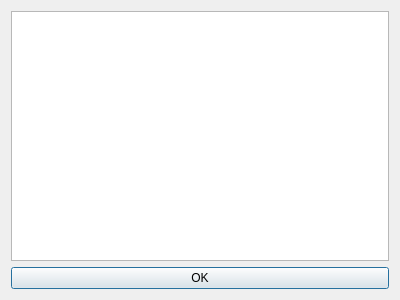
This is qfaktury/ui/InvoiceNumberFormatExamplesDialog.ui in tkQCompany/qcompany as Qt 5 draws it before an edit. The edited form follows.
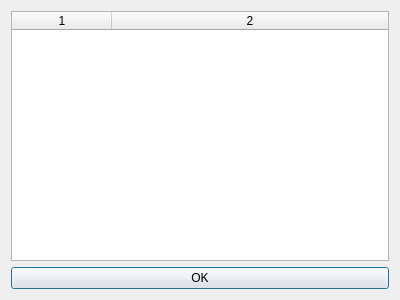
This is the edited form.

Commit message: - Added 'Database' field to InvoiceNumberFormatEditDialog, InvoiceNumberFormatExamplesDialog and SettingsDialog + related changes in other files - Changed names of 'names()' function to 'name()' in *TypeData.h files. The change is for better description the functions + related changes in other files - Fixed error in InvoiceDialog::tableActivated_() function

Diff of the .ui file:
```diff
--- a/qfaktury/ui/InvoiceNumberFormatExamplesDialog.ui
+++ b/qfaktury/ui/InvoiceNumberFormatExamplesDialog.ui
@@ -15,7 +15,16 @@
   </property>
   <layout class="QVBoxLayout" name="verticalLayout">
    <item>
-    <widget class="QTableWidget" name="tableWidgetMain"/>
+    <widget class="QTableWidget" name="tableWidgetMain">
+     <property name="columnCount">
+      <number>2</number>
+     </property>
+     <attribute name="horizontalHeaderStretchLastSection">
+      <bool>true</bool>
+     </attribute>
+     <column/>
+     <column/>
+    </widget>
    </item>
    <item>
     <widget class="QPushButton" name="pushButtonOK">
```
The commit also changes 26 other files.
